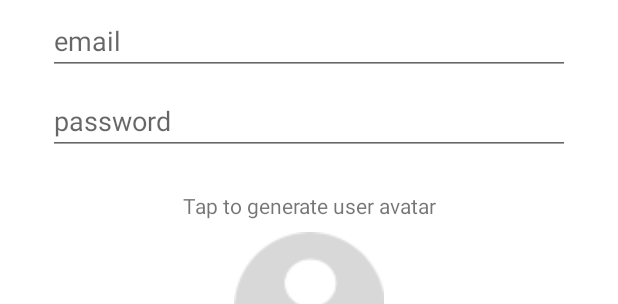
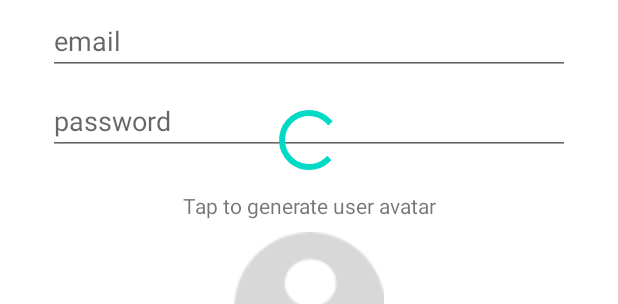
Before and after one commit to CherryBlossomAndPeonies/Smack, an Android app: the layout activity_create_user.xml on its own in the app's theme, with its tools: preview values and no code run, on a phone screen of 412 x 824 dp. Shown: the part 121-425 px from the top of the screen. Run offline under Robolectric (Android 15) with nearby library versions, the phone set to English and light mode, and no system bars; network calls fail.

```diff
--- a/app/src/main/res/layout/activity_create_user.xml
+++ b/app/src/main/res/layout/activity_create_user.xml
@@ -106,4 +106,15 @@
         app:layout_constraintEnd_toEndOf="parent"
         app:layout_constraintStart_toStartOf="parent"
         tools:ignore="TextContrastCheck" />
+
+    <ProgressBar
+        android:id="@+id/createUserProgress"
+        style="?android:attr/progressBarStyle"
+        android:layout_width="wrap_content"
+        android:layout_height="wrap_content"
+        android:layout_marginBottom="10dp"
+        android:progressTint="@color/colorPrimary"
+        app:layout_constraintBottom_toTopOf="@+id/tapToGenerateAvatarText"
+        app:layout_constraintEnd_toEndOf="parent"
+        app:layout_constraintStart_toStartOf="parent" />
 </androidx.constraintlayout.widget.ConstraintLayout>
```
Also changed, not shown: app/src/main/java/com/example/smack/controller/CreateUserActivity.kt (+28 -0 lines).
